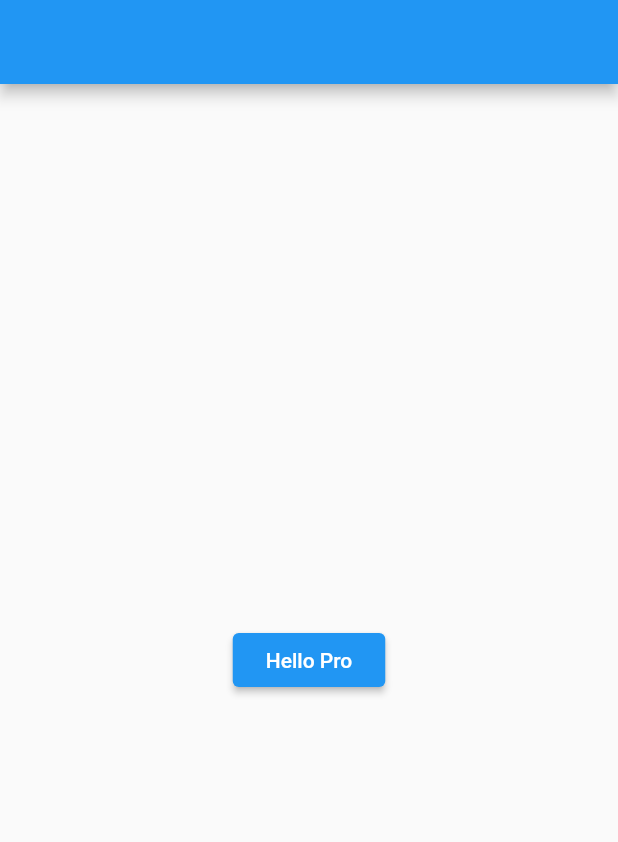
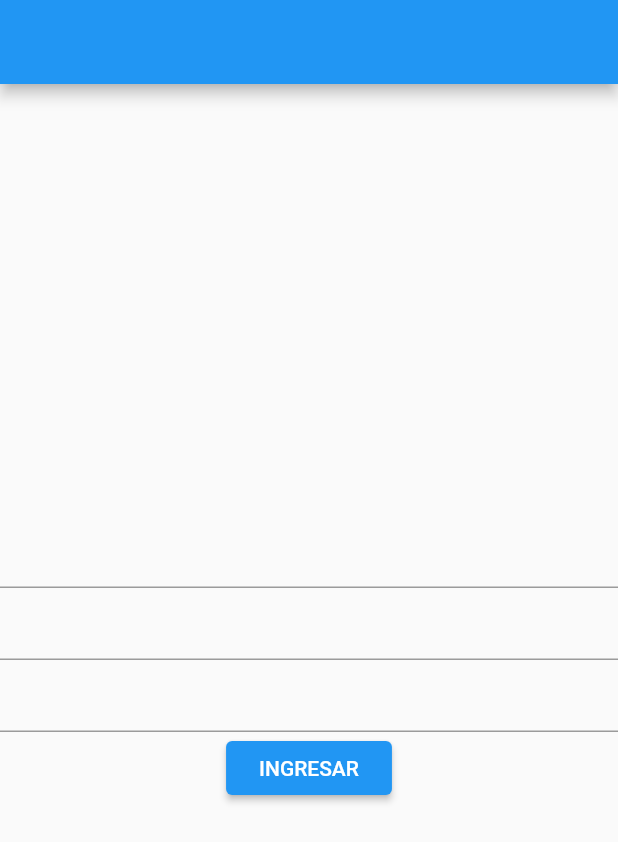
Before and after one commit to lukgutierrez/Payment_Market, a Flutter app: the screen it shows after launch, on a phone screen of 412 x 824 dp. Shown: the top 842 px of the screen. Run offline on Flutter 3.47's test engine with Material 2 defaults, Android fonts, the light colour scheme and no system bars.

Commit message:
Version Beta

```diff
--- a/lib/main.dart
+++ b/lib/main.dart
@@ -1,5 +1,6 @@
 import 'package:flutter/material.dart';
 import 'package:mercado_pago/pages/home_page.dart';
+import 'package:flutter_localizations/flutter_localizations.dart';
 
 void main() => runApp(MyApp());
 
@@ -9,6 +10,12 @@ class MyApp extends StatelessWidget {
     return MaterialApp(
         debugShowCheckedModeBanner: false,
         title: 'Payment Market',
+        localizationsDelegates: [
+          GlobalMaterialLocalizations.delegate,
+          GlobalWidgetsLocalizations.delegate,
+          GlobalCupertinoLocalizations.delegate
+        ],
+        supportedLocales: [const Locale('en'), const Locale('es')],
         home: HomePage());
   }
 }
--- a/lib/pages/home_page.dart
+++ b/lib/pages/home_page.dart
@@ -9,6 +9,9 @@ class HomePage extends StatefulWidget {
 }
 
 class _HomePageState extends State<HomePage> {
+  TextEditingController _monto = TextEditingController(text: "");
+  TextEditingController _para = TextEditingController(text: "");
+  TextEditingController _banco = TextEditingController(text: "");
   @override
   Widget build(BuildContext context) {
     return Scaffold(
@@ -17,17 +20,25 @@ class _HomePageState extends State<HomePage> {
         child: Column(
           mainAxisAlignment: MainAxisAlignment.center,
           children: [
+            TextField(controller: _monto),
+            TextField(
+              controller: _para,
+            ),
+            TextField(
+              controller: _banco,
+            ),
             ElevatedButton(
                 onPressed: () {
                   Navigator.push(
                     context,
-                    MaterialPageRoute(builder: (context) => MercadoPago()),
+                    MaterialPageRoute(
+                        builder: (context) => MercadoPago(_monto.text,_para.text,_banco.text)),
                   );
                 },
                 child: Padding(
                   padding: const EdgeInsets.all(6.0),
                   child: Container(
-                    child: Text("Hello Pro"),
+                    child: Text("INGRESAR"),
                   ),
                 ))
           ],
--- a/pubspec.yaml
+++ b/pubspec.yaml
@@ -29,12 +29,15 @@ environment:
 dependencies:
   flutter:
     sdk: flutter
+  flutter_localizations:
+    sdk: flutter
 
 
   # The following adds the Cupertino Icons font to your application.
   # Use with the CupertinoIcons class for iOS style icons.
   cupertino_icons: ^1.0.2
   intl: ^0.17.0
+
 
 dev_dependencies:
   flutter_test:
```
Also changed, not shown: lib/models/mercado_pago.dart (+10 -6 lines), pubspec.lock.
